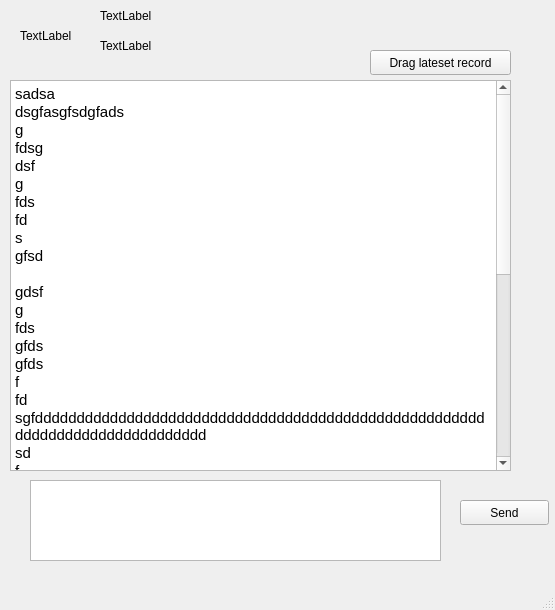
tangjiahua/linpop, file linpop/chatClient/talkbox.ui: the form before one commit.
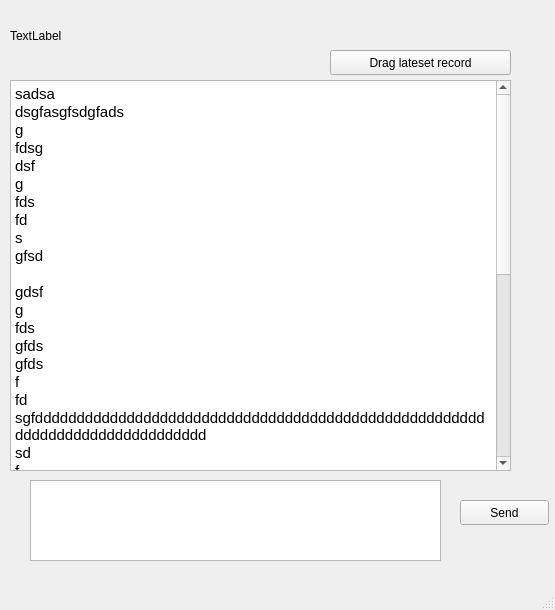
The form after the commit.

What changed in the file:
```diff
--- a/linpop/chatClient/talkbox.ui
+++ b/linpop/chatClient/talkbox.ui
@@ -81,12 +81,12 @@
 &lt;p style=&quot; margin-top:0px; margin-bottom:0px; margin-left:0px; margin-right:0px; -qt-block-indent:0; text-indent:0px;&quot;&gt;gds&lt;/p&gt;&lt;/body&gt;&lt;/html&gt;</string>
     </property>
    </widget>
-   <widget class="QLabel" name="talkerpicture">
+   <widget class="QLabel" name="talkername">
     <property name="geometry">
      <rect>
-      <x>20</x>
+      <x>10</x>
       <y>10</y>
-      <width>51</width>
+      <width>221</width>
       <height>51</height>
      </rect>
     </property>
@@ -94,25 +94,12 @@
      <string>TextLabel</string>
     </property>
    </widget>
-   <widget class="QLabel" name="talkername">
-    <property name="geometry">
-     <rect>
-      <x>100</x>
-      <y>0</y>
-      <width>111</width>
-      <height>31</height>
-     </rect>
-    </property>
-    <property name="text">
-     <string>TextLabel</string>
-    </property>
-   </widget>
    <widget class="QPushButton" name="pushButton">
     <property name="geometry">
      <rect>
-      <x>370</x>
+      <x>330</x>
       <y>50</y>
-      <width>141</width>
+      <width>181</width>
       <height>25</height>
      </rect>
     </property>
@@ -143,19 +130,6 @@
      </rect>
     </property>
    </widget>
-   <widget class="QLabel" name="talkersignature">
-    <property name="geometry">
-     <rect>
-      <x>100</x>
-      <y>30</y>
-      <width>311</width>
-      <height>31</height>
-     </rect>
-    </property>
-    <property name="text">
-     <string>TextLabel</string>
-    </property>
-   </widget>
   </widget>
   <widget class="QMenuBar" name="menubar">
    <property name="geometry">
```
Left out of the diff: 2 changed lines with no effect on the pictures.
